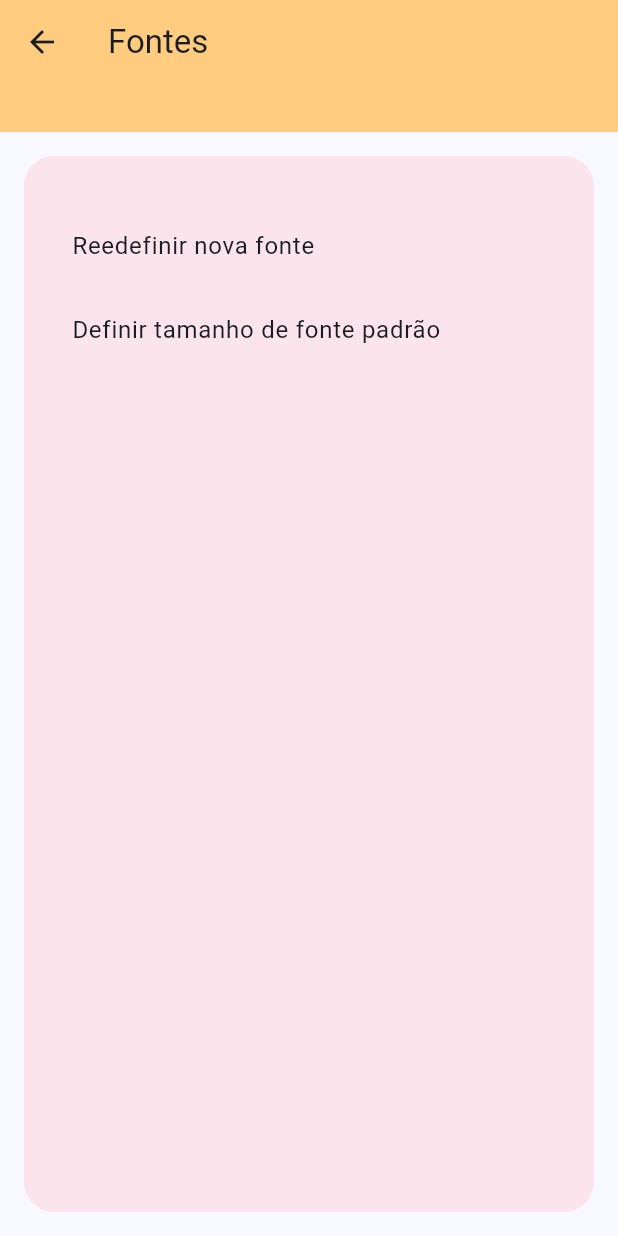
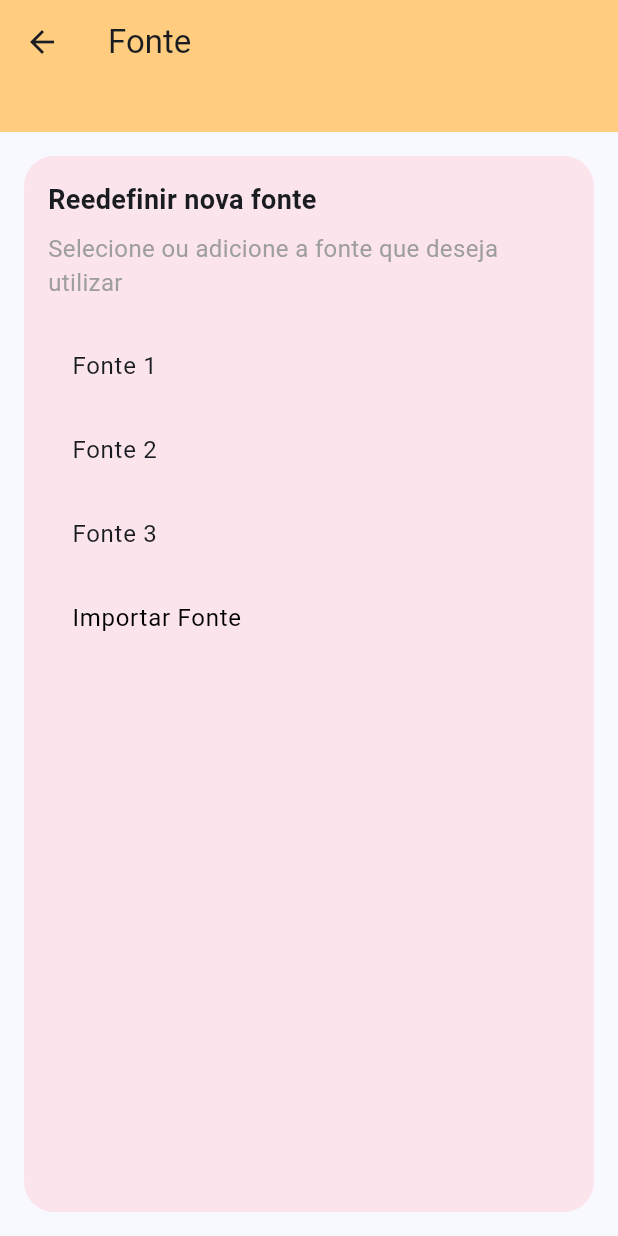
Before and after one commit to so-tha/Alfabetizando, a Flutter app: the FontScreen screen opened directly, after a tap on "Reedefinir nova fonte", on a phone screen of 412 x 824 dp. Run offline on Flutter 3.47's test engine with Material 3 defaults, Android fonts, the phone set to English and light mode, and no system bars; our stand-ins replace audioplayers, flutter_dotenv, google_fonts, google_sign_in, hive, hive_flutter and 3 more; missing offline and left inert: flutter_sound; accounts and stored records are empty.

Commit message:
add: todas as paginas estaticas da categoria fonte

```diff
--- a/lib/src/pages/font_page.dart
+++ b/lib/src/pages/font_page.dart
@@ -1,3 +1,5 @@
+import 'package:alfabetizando_tcc/src/widgets/font_define.dart';
+import 'package:alfabetizando_tcc/src/widgets/standard_size.dart';
 import 'package:flutter/material.dart';
 
 class FontScreen extends StatelessWidget {
@@ -28,11 +30,23 @@ class FontScreen extends StatelessWidget {
                       SizedBox(height: 16),
                       ListTile(
                         title: Text('Reedefinir nova fonte'),
-                        onTap: () {},
+                        onTap: () {
+                          Navigator.push(
+                            context,
+                            MaterialPageRoute(
+                                builder: (context) => FontDefineScreen()),
+                          );
+                        },
                       ),
                       ListTile(
                         title: Text('Definir tamanho de fonte padrão'),
-                        onTap: () {},
+                        onTap: () {
+                          Navigator.push(
+                            context,
+                            MaterialPageRoute(
+                                builder: (contAddRecordext) => StandardSize()),
+                          );
+                        },
                       ),
                       Spacer(),
                     ],
--- /dev/null
+++ b/lib/src/widgets/font_define.dart
@@ -0,0 +1,74 @@
+import 'package:flutter/material.dart';
+
+class FontDefineScreen extends StatelessWidget {
+  @override
+  Widget build(BuildContext context) {
+    return Scaffold(
+      appBar: AppBar(
+        title: Text('Fonte'),
+        backgroundColor: Colors.orange.shade200,
+      ),
+      body: Column(
+        children: [
+          Container(
+            color: Colors.orange.shade200,
+            padding: const EdgeInsets.all(16.0),
+          ),
+          Expanded(
+            child: Padding(
+              padding: const EdgeInsets.all(16.0),
+              child: ClipRRect(
+                borderRadius: BorderRadius.circular(20.0),
+                child: Container(
+                  color: Colors.pink.shade50,
+                  padding: EdgeInsets.all(16.0),
+                  child: Column(
+                    crossAxisAlignment: CrossAxisAlignment.start,
+                    children: [
+                      const Text(
+                        'Reedefinir nova fonte',
+                        style: TextStyle(
+                          fontSize: 18,
+                          fontWeight: FontWeight.bold,
+                        ),
+                      ),
+                      const SizedBox(height: 8),
+                      const Text(
+                        'Selecione ou adicione a fonte que deseja utilizar',
+                        style: TextStyle(
+                          fontSize: 16,
+                          color: Colors.grey,
+                        ),
+                      ),
+                      //isso aqui vai vir da tabela de users preferences
+                      SizedBox(height: 16),
+                      ListTile(
+                        title: Text('Fonte 1'),
+                        onTap: () {},
+                      ),
+                      ListTile(
+                        title: Text('Fonte 2'),
+                        onTap: () {},
+                      ),
+                      ListTile(
+                        title: Text('Fonte 3'),
+                        onTap: () {},
+                      ),
+                      ListTile(
+                        title: Text('Importar Fonte', style: TextStyle(color: const Color.fromARGB(255, 2, 2, 2)),),
+                        onTap: () {
+
+                        },
+                      ),
+                      Spacer(),
+                    ],
+                  ),
+                ),
+              ),
+            ),
+          ),
+        ],
+      ),
+    );
+  }
+}
```
Also changed, not shown: lib/src/widgets/standard_size.dart (added, +85 -0 lines).
